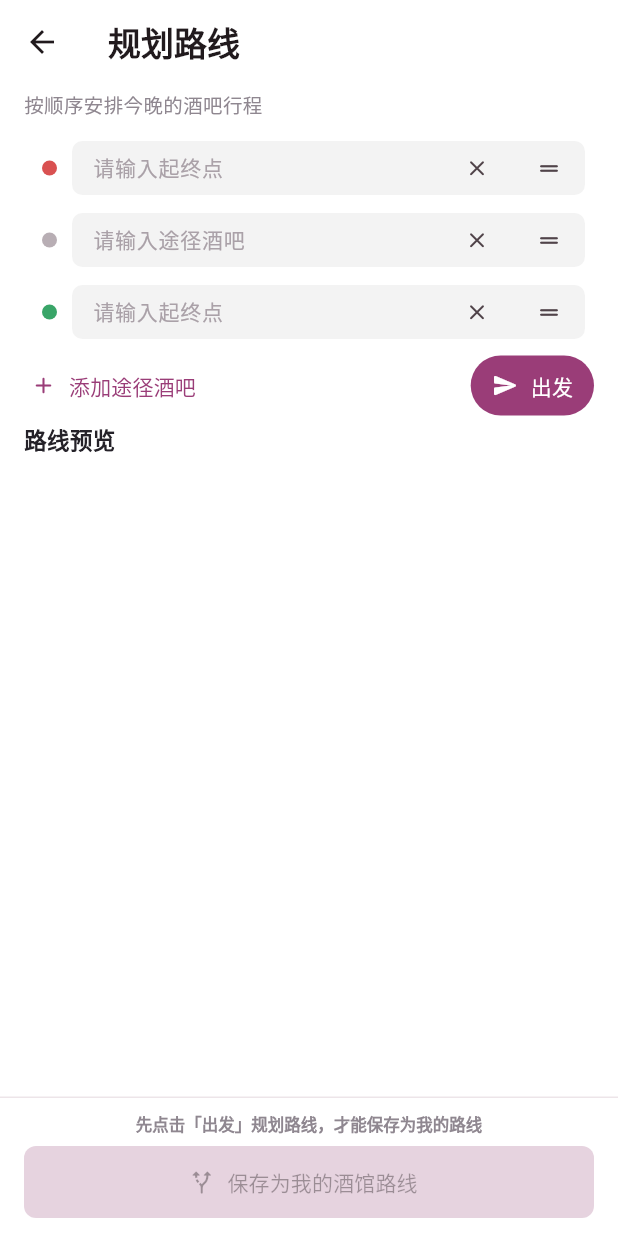
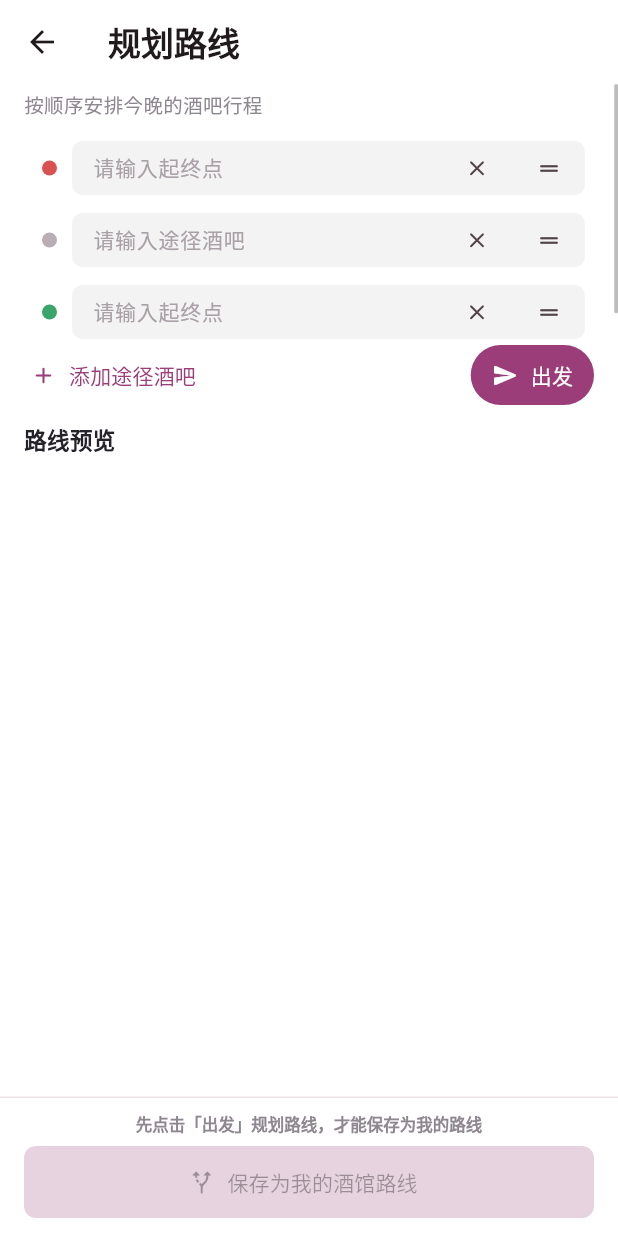
Before and after one commit to bin20010813/sipon_ios_app, a Flutter app: the RoutePlanningPage screen opened directly, after a tap on "添加途径酒吧", on a phone screen of 412 x 824 dp. Run offline on Flutter 3.47's test engine with Material 3 defaults, Android fonts, the phone set to English and light mode, and no system bars; our stand-ins replace cached_network_image, geolocator, image_cropper, image_picker, shared_preferences; accounts and stored records are empty; network calls fail; project files that could hold a hidden picture were left out.

Commit message:
fix: 规划路线页面面板

```diff
--- a/sipon/lib/pages/route_planning_page.dart
+++ b/sipon/lib/pages/route_planning_page.dart
@@ -1,5 +1,6 @@
 import 'dart:async';
 import 'package:flutter/material.dart';
+import 'package:flutter/services.dart';
 import '../services/map/map_display_options.dart';
 import '../services/map/map_models.dart';
 import '../services/map/map_scene_controller.dart';
@@ -36,6 +37,9 @@ class _RoutePlanningPageState extends State<RoutePlanningPage> {
   final List<_BarPlace?> _stops = [];
   bool _showRemoveActions = false;
   bool _saving = false;
+
+  /// 站点编辑区的滚动控制器；供 Scrollbar 滑块联动。
+  final ScrollController _routeListController = ScrollController();
   late final MapSceneController _scene;
 
   @override
@@ -88,6 +92,7 @@ class _RoutePlanningPageState extends State<RoutePlanningPage> {
     _cityController?.removeListener(_handleCityChanged);
     _routeRevision++;
     _scene.detach();
+    _routeListController.dispose();
     super.dispose();
   }
 
@@ -97,7 +102,10 @@ class _RoutePlanningPageState extends State<RoutePlanningPage> {
     final anchor = await _cityController?.resolveQueryAnchor();
     if (!mounted || version != _requestVersion || anchor == null) return;
     if (_scene.isAttached && _cityController?.queryAnchor == null) {
-      await _scene.focusOn(longitude: anchor.longitude, latitude: anchor.latitude);
+      await _scene.focusOn(
+        longitude: anchor.longitude,
+        latitude: anchor.latitude,
+      );
     }
     try {
       final list = await _api.getNearbyBars(
@@ -174,11 +182,10 @@ class _RoutePlanningPageState extends State<RoutePlanningPage> {
 
   List<_BarPlace?> get _routeItems => [_start, ..._stops, _end];
 
+  /// [newIndex] 已由 ReorderableListView.onReorderItem 修正为移除旧项之后
+  /// 的插入下标，这里不再手动减一。
   void _reorderRoute(int oldIndex, int newIndex) {
     _invalidatePlanning();
-    if (newIndex > oldIndex) {
-      newIndex -= 1;
-    }
     final items = _routeItems;
     final item = items.removeAt(oldIndex);
     items.insert(newIndex, item);
@@ -262,10 +269,7 @@ class _RoutePlanningPageState extends State<RoutePlanningPage> {
     final revision = ++_routeRevision;
     final points = [
       for (final place in places)
-        MapLatLng(
-          longitude: place.longitude,
-          latitude: place.latitude,
-        ),
+        MapLatLng(longitude: place.longitude, latitude: place.latitude),
     ];
 
     setState(() {
@@ -278,9 +282,7 @@ class _RoutePlanningPageState extends State<RoutePlanningPage> {
       if (!mounted || revision != _routeRevision) return;
 
       setState(() => _planned = ok);
-      _showMessage(
-        ok ? '路线已规划，可以保存为我的路线了' : '路径规划失败，请检查站点或稍后重试',
-      );
+      _showMessage(ok ? '路线已规划，可以保存为我的路线了' : '路径规划失败，请检查站点或稍后重试');
       if (ok) {
         // 折线绘制后再重画一次点位，保证编号 marker 落在折线上层。
         unawaited(_renderMap());
@@ -427,12 +429,14 @@ class _RoutePlanningPageState extends State<RoutePlanningPage> {
                 builder: (context, constraints) {
                   // A route row is 48px tall. Show at most five rows; the
                   // station area scrolls internally once more are added.
-                  final visibleItemCount =
-                      _routeItems.length > 5 ? 5 : _routeItems.length;
-                  final naturalEditorHeight =
-                      82.0 + visibleItemCount * 48.0;
-                  final maxEditorHeight =
-                      (constraints.maxHeight - 180.0).clamp(0.0, double.infinity);
+                  final visibleItemCount = _routeItems.length > 5
+                      ? 5
+                      : _routeItems.length;
+                  final naturalEditorHeight = 82.0 + visibleItemCount * 48.0;
+                  final maxEditorHeight = (constraints.maxHeight - 180.0).clamp(
+                    0.0,
+                    double.infinity,
+                  );
                   final editorHeight = naturalEditorHeight
                       .clamp(0.0, maxEditorHeight)
                       .toDouble();
@@ -441,27 +445,52 @@ class _RoutePlanningPageState extends State<RoutePlanningPage> {
                     children: [
                       SizedBox(
                         height: editorHeight,
+                        child: Column(
+                          children: [
+                            Expanded(
+                              // 细滑块：站点超出可见行数后才需要滚动，滑块始终
+                              // 可见，引导用户下拉查看已添加的地点。
+                              child: Scrollbar(
+                                controller: _routeListController,
+                                thumbVisibility: true,
+                                thickness: 2.5,
+                                radius: const Radius.circular(3),
                                 child: ListView(
-                      // The editable station list has its own viewport. Do
-                      // not paint its extra content over the preview header
-                      // when more waypoints are added.
+                                  controller: _routeListController,
+                                  // The editable station list has its own
+                                  // viewport. Do not paint its extra content
+                                  // over the preview header when more
+                                  // waypoints are added.
                                   clipBehavior: Clip.hardEdge,
-                      padding: const EdgeInsets.fromLTRB(16, 4, 16, 12),
+                                  padding: const EdgeInsets.fromLTRB(
+                                    16,
+                                    4,
+                                    16,
+                                    12,
+                                  ),
                                   children: [
                                     const Text(
                                       '按顺序安排今晚的酒吧行程',
-                          style: TextStyle(color: _muted, fontSize: 13),
+                                      style: TextStyle(
+                                        color: _muted,
+                                        fontSize: 13,
+                                      ),
                                     ),
                                     const SizedBox(height: 10),
                                     ReorderableListView.builder(
                                       shrinkWrap: true,
-                          physics: const NeverScrollableScrollPhysics(),
+                                      physics:
+                                          const NeverScrollableScrollPhysics(),
                                       clipBehavior: Clip.hardEdge,
                                       itemCount: _routeItems.length,
-                          onReorder: _reorderRoute,
+                                      // 长按拖动手柄后给出震动反馈，提示拖拽已开始。
+                                      onReorderStart: (_) =>
+                                          HapticFeedback.mediumImpact(),
+                                      onReorderItem: _reorderRoute,
                                       itemBuilder: (context, index) {
                                         final isStart = index == 0;
-                            final isEnd = index == _routeItems.length - 1;
+                                        final isEnd =
+                                            index == _routeItems.length - 1;
                                         final stopIndex = index - 1;
                                         return _RoutePlaceTile(
                                           key: ValueKey(
@@ -485,7 +514,9 @@ class _RoutePlanningPageState extends State<RoutePlanningPage> {
                                                 ? _RouteStopType.end
                                                 : _RouteStopType.stop,
                                             bar,
-                                stopIndex: isStart || isEnd ? null : stopIndex,
+                                            stopIndex: isStart || isEnd
+                                                ? null
+                                                : stopIndex,
                                           ),
                                           onRemove: _showRemoveActions
                                               ? () => _removeRouteItem(index)
@@ -494,7 +525,14 @@ class _RoutePlanningPageState extends State<RoutePlanningPage> {
                                         );
                                       },
                                     ),
-                        Row(
+                                  ],
+                                ),
+                              ),
+                            ),
+                            // 「添加途径酒吧 + 出发」固定在编辑区底部，不随列表滚动。
+                            Padding(
+                              padding: const EdgeInsets.fromLTRB(16, 0, 16, 8),
+                              child: Row(
                                 children: [
                                   Expanded(
                                     child: TextButton.icon(
@@ -504,7 +542,10 @@ class _RoutePlanningPageState extends State<RoutePlanningPage> {
                                               _showRemoveActions = true;
                                               _stops.add(null);
                                             }),
-                                icon: const Icon(Icons.add_rounded, size: 18),
+                                      icon: const Icon(
+                                        Icons.add_rounded,
+                                        size: 18,
+                                      ),
                                       label: const Text('添加途径酒吧'),
                                       style: TextButton.styleFrom(
                                         foregroundColor: _brand,
@@ -517,7 +558,10 @@ class _RoutePlanningPageState extends State<RoutePlanningPage> {
                                   ),
                                   FilledButton.icon(
                                     onPressed: _planning ? null : _planRoute,
-                              icon: const Icon(Icons.send_rounded, size: 18),
+                                    icon: const Icon(
+                                      Icons.send_rounded,
+                                      size: 18,
+                                    ),
                                     label: Text(_planning ? '规划中…' : '出发'),
                                     style: FilledButton.styleFrom(
                                       backgroundColor: _brand,
@@ -526,11 +570,14 @@ class _RoutePlanningPageState extends State<RoutePlanningPage> {
                                         horizontal: 14,
                                       ),
                                       shape: RoundedRectangleBorder(
-                                  borderRadius: BorderRadius.circular(999),
+                                        borderRadius: BorderRadius.circular(
+                                          999,
+                                        ),
                                       ),
                                     ),
                                   ),
                                 ],
+                              ),
                             ),
                           ],
                         ),
@@ -928,13 +975,23 @@ class _InlineBarSearchFieldState extends State<_InlineBarSearchField> {
                           height: 32,
                         ),
                       ),
+                    // 真机触摸下，立即拖动手势会在手势竞技场里输给外层可
+                    // 滚动的 ListView（模拟器鼠标默认不参与滚动手势竞争，
+                    // 所以表现正常），因此必须用长按触发拖拽。
+                    // 注意：这里不能给 IconButton 设置 tooltip——Tooltip 的
+                    // LongPressGestureRecognizer 与 DelayedMultiDrag 同为
+                    // 500ms 且层级更深，会先赢得竞技场并弹出提示文字，导致
+                    // 真机长按只显示提示、永远拖不动。
                     if (widget.dragIndex != null)
-                      ReorderableDragStartListener(
+                      ReorderableDelayedDragStartListener(
                         index: widget.dragIndex!,
                         child: const IconButton(
                           onPressed: null,
-                          icon: Icon(Icons.drag_handle_rounded, size: 18),
-                          tooltip: '调整顺序',
+                          icon: Icon(
+                            Icons.drag_handle_rounded,
+                            size: 18,
+                            semanticLabel: '长按拖动调整顺序',
+                          ),
                           padding: EdgeInsets.zero,
                           constraints: BoxConstraints.tightFor(
                             width: 30,
```
Lines whose indentation alone changed are shown as unchanged.
